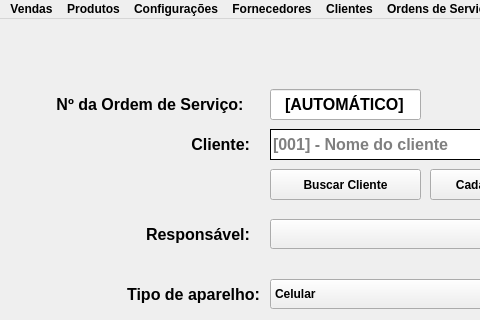
The window that Layout/tela_cadastro_os.ui (JohnHSR/SISTEMAPDV) describes before a commit, drawn with Qt 5; both pictures show x 0 to 480 and y 0 to 320 of the 1370 by 683 pixel window.
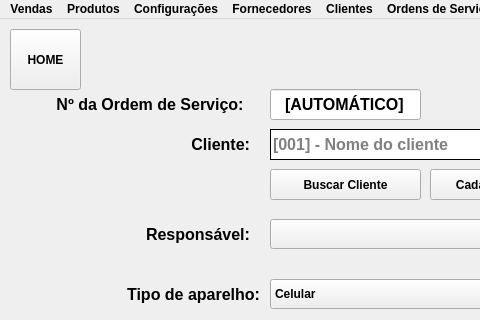
The same window after the commit.

Diff of the .ui file:
```diff
--- a/Layout/tela_cadastro_os.ui
+++ b/Layout/tela_cadastro_os.ui
@@ -881,6 +881,19 @@
      <string>Modelo do aparelho</string>
     </property>
    </widget>
+   <widget class="QPushButton" name="botao_home">
+    <property name="geometry">
+     <rect>
+      <x>10</x>
+      <y>10</y>
+      <width>71</width>
+      <height>61</height>
+     </rect>
+    </property>
+    <property name="text">
+     <string>HOME</string>
+    </property>
+   </widget>
   </widget>
   <widget class="QMenuBar" name="menubar">
    <property name="geometry">
```
